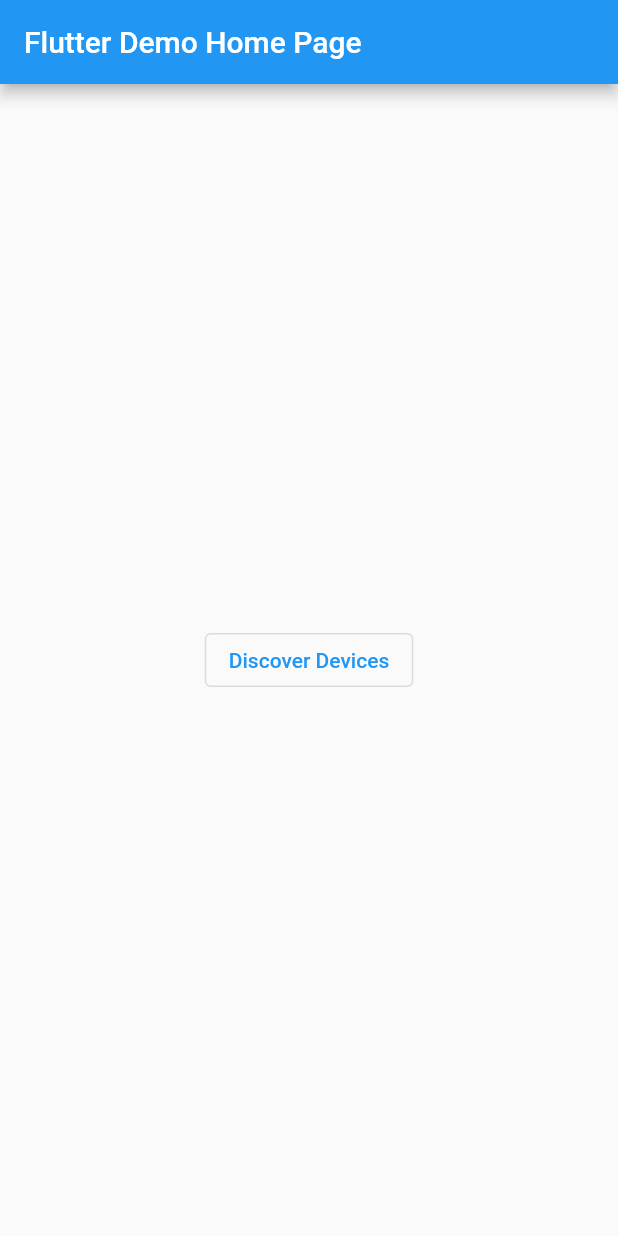
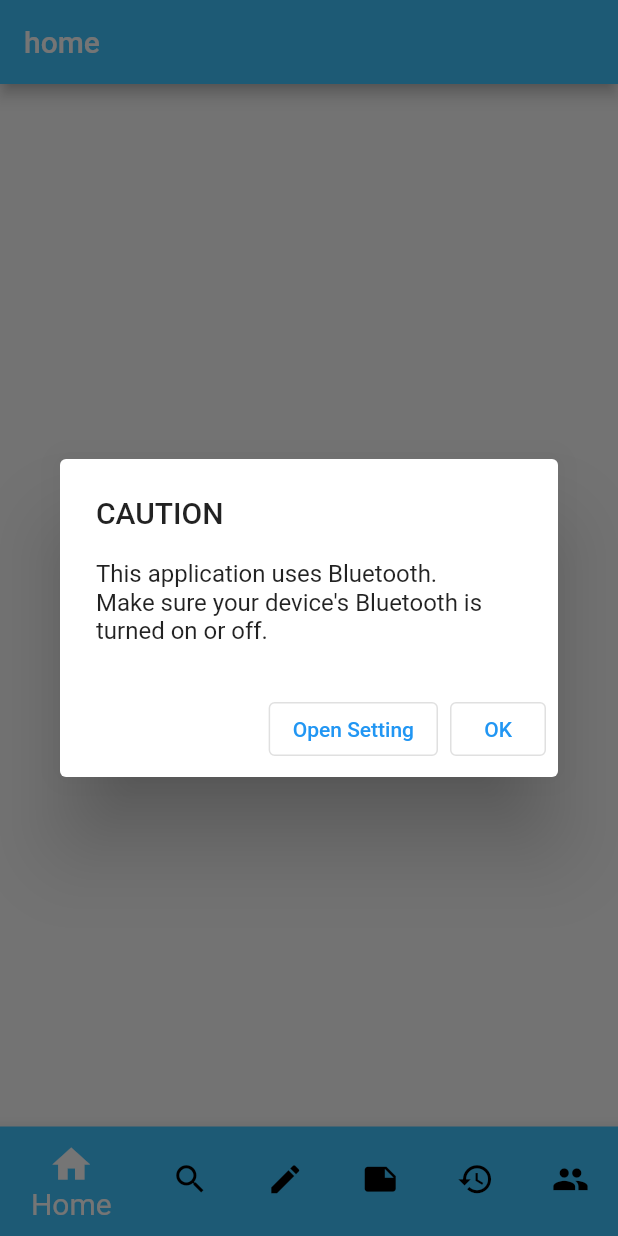
Before and after one commit to nakano-MiLK/application, a Flutter app: the screen it shows after launch, on a phone screen of 412 x 824 dp. Run offline on Flutter 3.47's test engine with Material 2 defaults, Android fonts, the phone set to English and light mode, and no system bars; our stand-ins replace flutter_bluetooth_serial, permission_handler.

Commit message:
Alert Dialog, BottomNavigationBar, bluetooth test

```diff
--- a/lib/main.dart
+++ b/lib/main.dart
@@ -1,56 +1,10 @@
-import 'package:bluetooth_test/DiscoveryPage.dart';
 import 'package:flutter/material.dart';
+import 'src/app.dart';
+import 'package:async/async.dart';
 import 'package:flutter_bluetooth_serial/flutter_bluetooth_serial.dart';
+import 'package:bluetooth_test/src/screens/DiscoveryPage.dart';
 
 void main() {
   runApp(const MyApp());
+
 }
-
-class MyApp extends StatelessWidget {
-  const MyApp({Key? key}) : super(key: key);
-
-  @override
-  Widget build(BuildContext context) {
-    return MaterialApp(
-      title: 'Flutter Demo',
-      theme: ThemeData(
-        primarySwatch: Colors.blue,
-      ),
-      home: const MyHomePage(title: 'Flutter Demo Home Page'),
-    );
-  }
-}
-
-class MyHomePage extends StatefulWidget {
-  const MyHomePage({super.key, required this.title});
-  final String title;
-
-  @override
-  State<MyHomePage> createState() => _MyHomePageState();
-}
-
-class _MyHomePageState extends State<MyHomePage> {
-  @override
-  Widget build(BuildContext context) {
-    return Scaffold(
-      appBar: AppBar(
-        title: Text(widget.title),
-      ),
-      body: Center(
-        child: Column(
-          mainAxisAlignment: MainAxisAlignment.center,
-          children: <Widget>[
-            OutlinedButton(
-                onPressed: () {
-                  Navigator.push(
-                      context,
-                      MaterialPageRoute(
-                          builder: (context) => const DiscoveryPage()));
-                },
-                child: const Text('Discover Devices'))
-          ],
-        ),
-      ),
-    );
-  }
-}
--- /dev/null
+++ b/lib/src/app.dart
@@ -0,0 +1,133 @@
+import 'package:flutter/material.dart';
+import 'package:permission_handler/permission_handler.dart';
+import 'screens/Home.dart';
+import 'screens/account.dart';
+import 'screens/edit.dart';
+import 'screens/newfile.dart';
+import 'screens/DiscoveryPage.dart';
+import 'screens/history.dart';
+
+class MyApp extends StatelessWidget {
+  const MyApp({Key? key}) : super(key: key);
+
+  @override
+  Widget build(BuildContext context) {
+
+    return MaterialApp(
+      title: 'Flutter Demo',
+      theme: ThemeData(
+        primarySwatch: Colors.blue,
+      ),
+      home: const MyHomePage(title: 'Flutter Demo Home Page'),
+
+    );
+  }
+}
+
+class MyHomePage extends StatefulWidget {
+  const MyHomePage({super.key, required this.title});
+  final String title;
+
+  @override
+  State<MyHomePage> createState() => _MyHomePage();
+}
+
+class _MyHomePage extends State<MyHomePage> {
+  static const _screens = [
+    HomeScreen(),
+    DiscoveryPage(),
+    NewfileScreen(),
+    EditScreen(),
+    HistoryScreen(),
+    AccountScreen()
+  ];
+
+  int _selectedIndex = 0;
+
+  void _onItemTapped(int index) {
+    setState(() {
+      _selectedIndex = index;
+    });
+  }
+
+  @override
+  Widget build(BuildContext context) {
+    Future.delayed(Duration.zero, () =>
+        showDialog(
+            context: context,
+            builder: (context) =>
+                AlertDialog(
+                  title: const Text('CAUTION'),
+                  content: const Text('This application uses Bluetooth.\nMake sure your device\'s Bluetooth is turned on or off.'),
+                  actions: <Widget> [
+                    OutlinedButton(
+                        onPressed: () {
+                          openAppSettings();
+                        },
+                        child: const Text('Open Setting')
+                    ),
+                    OutlinedButton(
+                        onPressed: () {
+                          Navigator.of(context).pop();
+                        },
+                        child: const Text('OK')
+                    )
+                  ],
+                )
+        ),
+    );
+    return Scaffold(
+        body: _screens[_selectedIndex],
+        bottomNavigationBar: BottomNavigationBar(
+          currentIndex: _selectedIndex,
+          onTap: _onItemTapped,
+          items: const <BottomNavigationBarItem>[
+            BottomNavigationBarItem(//
+                icon: Icon(Icons.home),
+                label: 'Home',
+                backgroundColor: Colors.lightBlueAccent
+            ),
+            BottomNavigationBarItem(//
+                icon: Icon(Icons.search),
+                label: 'Discovery Devices',
+                backgroundColor: Colors.lightBlueAccent
+            ),
+            BottomNavigationBarItem(
+                icon: Icon(Icons.edit),
+                label: 'Create New File',
+                backgroundColor: Colors.lightBlueAccent
+            ),
+            BottomNavigationBarItem(
+                icon: Icon(Icons.note),
+                label: 'Edit Files',
+                backgroundColor: Colors.lightBlueAccent
+            ),
+            BottomNavigationBarItem(
+                icon: Icon(Icons.history),
+                label: 'History',
+                backgroundColor: Colors.lightBlueAccent
+            ),
+            BottomNavigationBarItem(
+                icon: Icon(Icons.people),
+                label: 'Account',
+                backgroundColor: Colors.lightBlueAccent
+
+            ),
+          ],
+
+          type: BottomNavigationBarType.shifting,
+          // backgroundColor: Colors.red,
+          enableFeedback: true,
+          iconSize: 18,
+          selectedFontSize: 20,
+          selectedIconTheme: const IconThemeData(size: 30, color: Colors.white),
+          selectedLabelStyle: const TextStyle(color: Colors.red),
+          // selectedItemColor: Colors.black,
+          unselectedFontSize: 15,
+          unselectedIconTheme: const IconThemeData(size: 25, color: Colors.black),
+          //unselectedLabelStyle: const TextStyle(color: Colors.purple),
+          // unselectedItemColor: Colors.red,
+        )
+    );
+  }
+}
--- a/lib/DiscoveryPage.dart
+++ b/lib/src/screens/DiscoveryPage.dart
@@ -3,7 +3,7 @@
 import 'package:flutter/material.dart';
 import 'package:flutter_bluetooth_serial/flutter_bluetooth_serial.dart';
 
-import './BluetoothDeviceListEntry.dart';
+import 'BluetoothDeviceListEntry.dart';
 
 class DiscoveryPage extends StatefulWidget {
   /// If true, discovery starts on page start, otherwise user must press action button.
--- /dev/null
+++ b/lib/src/screens/Home.dart
@@ -0,0 +1,17 @@
+import 'package:flutter/material.dart';
+
+class HomeScreen extends StatelessWidget {
+  const HomeScreen({Key? key}) : super(key: key);
+
+  @override
+  Widget build(BuildContext context) {
+    return Scaffold(
+      appBar: AppBar(
+        title: const Text('home'),
+        backgroundColor: Colors.lightBlueAccent,
+      ),
+      body: const Center(
+          child: Text('Home画面', style: TextStyle(fontSize: 32.0))),
+    );
+  }
+}
--- a/pubspec.yaml
+++ b/pubspec.yaml
@@ -36,6 +36,7 @@
   # The following adds the Cupertino Icons font to your application.
   # Use with the CupertinoIcons class for iOS style icons.
   cupertino_icons: ^1.0.2
+  permission_handler: ^10.0.1
   flutter_bluetooth_serial: ^0.4.0
 
 dev_dependencies:
```
Also changed, not shown: lib/src/screens/account.dart (added, +17 -0 lines), lib/src/screens/edit.dart (added, +17 -0 lines), lib/src/screens/history.dart (added, +17 -0 lines), lib/src/screens/newfile.dart (added, +17 -0 lines), lib/src/screens/BluetoothDeviceListEntry.dart (renamed from lib/BluetoothDeviceListEntry.dart), pubspec.lock, 4 other files.
